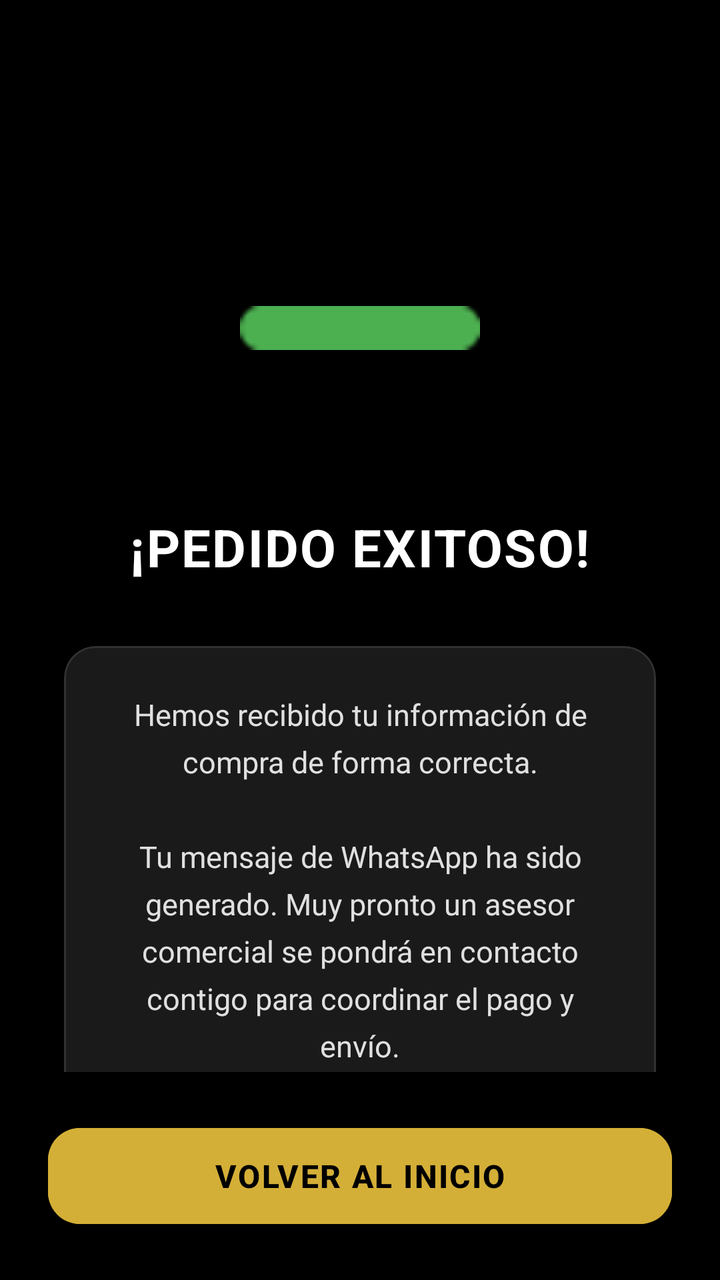
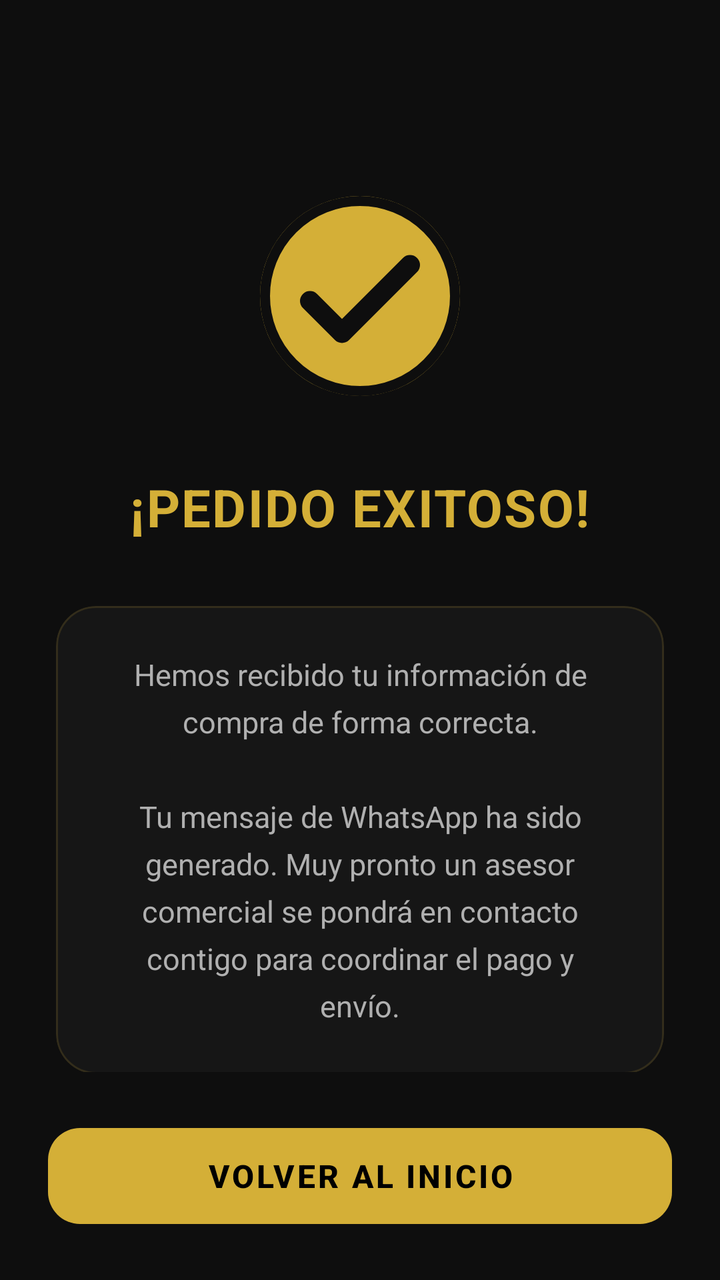

Before-and-after screenshots of an Android layout around one commit, followed by the original layout XML and the change that was made.
<!-- AndroidManifest.xml: application theme Theme.GestionDeVentasOnlineSTORE_DANY -->
<!-- res/layout/activity_pedido.xml -->
<?xml version="1.0" encoding="utf-8"?>
<androidx.constraintlayout.widget.ConstraintLayout
    xmlns:android="http://schemas.android.com/apk/res/android"
    xmlns:app="http://schemas.android.com/apk/res-auto"
    xmlns:tools="http://schemas.android.com/tools"
    android:layout_width="match_parent"
    android:layout_height="match_parent"
    android:background="#000000"
    android:padding="24dp">

    <ScrollView
        android:layout_width="match_parent"
        android:layout_height="0dp"
        android:layout_marginBottom="24dp"
        android:fillViewport="true"
        android:scrollbars="none"
        app:layout_constraintTop_toTopOf="parent"
        app:layout_constraintBottom_toTopOf="@+id/btnVolverTienda">

    <LinearLayout
        android:layout_width="match_parent"
        android:layout_height="wrap_content"
        android:orientation="vertical"
        android:gravity="center">

    
    <ImageView
        android:id="@+id/imgSuccess"
        android:layout_width="120dp"
        android:layout_height="120dp"
        android:layout_marginTop="80dp"
        app:srcCompat="@android:drawable/button_onoff_indicator_on"
        app:tint="#4CAF50" />

    <TextView
        android:id="@+id/tvGracias"
        android:layout_width="wrap_content"
        android:layout_height="wrap_content"
        android:layout_marginTop="32dp"
        android:text="¡PEDIDO EXITOSO!"
        android:textColor="#FFFFFF"
        android:textSize="26sp"
        android:textStyle="bold"
        android:letterSpacing="0.03" />

    <com.google.android.material.card.MaterialCardView
        android:layout_width="match_parent"
        android:layout_height="wrap_content"
        android:layout_marginTop="32dp"
        android:layout_marginHorizontal="8dp"
        app:cardBackgroundColor="#1AFFFFFF"
        app:cardCornerRadius="16dp"
        app:strokeWidth="1dp"
        app:strokeColor="#1AFFFFFF">

        <TextView
            android:id="@+id/tvSubtitulo"
            android:layout_width="match_parent"
            android:layout_height="wrap_content"
            android:padding="24dp"
            android:text="Hemos recibido tu información de compra de forma correcta.\n\nTu mensaje de WhatsApp ha sido generado. Muy pronto un asesor comercial se pondrá en contacto contigo para coordinar el pago y envío."
            android:textColor="#E0E0E0"
            android:textSize="15sp"
            android:lineSpacingExtra="6dp"
            android:gravity="center" />

    </com.google.android.material.card.MaterialCardView>

    </LinearLayout>
    </ScrollView>

    <com.google.android.material.button.MaterialButton
        android:id="@+id/btnVolverTienda"
        android:layout_width="match_parent"
        android:layout_height="56dp"
        android:text="VOLVER AL INICIO"
        android:textColor="#000000"
        android:textSize="16sp"
        android:textStyle="bold"
        android:letterSpacing="0.05"
        app:cornerRadius="16dp"
        android:backgroundTint="#D4AF37"
        app:elevation="4dp"
        app:layout_constraintBottom_toBottomOf="parent" />

</androidx.constraintlayout.widget.ConstraintLayout>
<!-- resources referenced by this layout -->
<resources>
  <style name="Base.Theme.GestionDeVentasOnlineSTORE_DANY" parent="Theme.Material3.DayNight.NoActionBar">
          
          
      </style>
  <!-- unchanged entries left out for length: 1 -->
</resources>

<!-- the commit's change to res/layout/activity_pedido.xml (unified diff, before → after) -->
@@ -2,10 +2,9 @@
 <androidx.constraintlayout.widget.ConstraintLayout
     xmlns:android="http://schemas.android.com/apk/res/android"
     xmlns:app="http://schemas.android.com/apk/res-auto"
-    xmlns:tools="http://schemas.android.com/tools"
     android:layout_width="match_parent"
     android:layout_height="match_parent"
-    android:background="#000000"
+    android:background="@color/bg_negro"
     android:padding="24dp">
 
     <ScrollView
@@ -14,73 +13,68 @@
         android:layout_marginBottom="24dp"
         android:fillViewport="true"
         android:scrollbars="none"
-        app:layout_constraintTop_toTopOf="parent"
-        app:layout_constraintBottom_toTopOf="@+id/btnVolverTienda">
+        android:overScrollMode="never"
+        app:layout_constraintBottom_toTopOf="@+id/btnVolverTienda"
+        app:layout_constraintTop_toTopOf="parent">
 
-    <LinearLayout
-        android:layout_width="match_parent"
-        android:layout_height="wrap_content"
-        android:orientation="vertical"
-        android:gravity="center">
-
-    
-    <ImageView
-        android:id="@+id/imgSuccess"
-        android:layout_width="120dp"
-        android:layout_height="120dp"
-        android:layout_marginTop="80dp"
-        app:srcCompat="@android:drawable/button_onoff_indicator_on"
-        app:tint="#4CAF50" />
-
-    <TextView
-        android:id="@+id/tvGracias"
-        android:layout_width="wrap_content"
-        android:layout_height="wrap_content"
-        android:layout_marginTop="32dp"
-        android:text="¡PEDIDO EXITOSO!"
-        android:textColor="#FFFFFF"
-        android:textSize="26sp"
-        android:textStyle="bold"
-        android:letterSpacing="0.03" />
-
-    <com.google.android.material.card.MaterialCardView
-        android:layout_width="match_parent"
-        android:layout_height="wrap_content"
-        android:layout_marginTop="32dp"
-        android:layout_marginHorizontal="8dp"
-        app:cardBackgroundColor="#1AFFFFFF"
-        app:cardCornerRadius="16dp"
-        app:strokeWidth="1dp"
-        app:strokeColor="#1AFFFFFF">
-
-        <TextView
-            android:id="@+id/tvSubtitulo"
+        <LinearLayout
             android:layout_width="match_parent"
             android:layout_height="wrap_content"
-            android:padding="24dp"
-            android:text="Hemos recibido tu información de compra de forma correcta.\n\nTu mensaje de WhatsApp ha sido generado. Muy pronto un asesor comercial se pondrá en contacto contigo para coordinar el pago y envío."
-            android:textColor="#E0E0E0"
-            android:textSize="15sp"
-            android:lineSpacingExtra="6dp"
-            android:gravity="center" />
+            android:orientation="vertical"
+            android:gravity="center">
 
-    </com.google.android.material.card.MaterialCardView>
+            
+            <ImageView
+                android:id="@+id/imgSuccess"
+                android:layout_width="120dp"
+                android:layout_height="120dp"
+                android:layout_marginTop="64dp"
+                android:contentDescription="Pedido exitoso"
+                app:srcCompat="@drawable/ic_check_circulo" />
 
-    </LinearLayout>
+            <TextView
+                android:id="@+id/tvGracias"
+                style="@style/TextAppearance.TituloPantalla"
+                android:layout_width="wrap_content"
+                android:layout_height="wrap_content"
+                android:layout_marginTop="28dp"
+                android:text="@string/pedido_exitoso"
+                android:textColor="@color/oro"
+                android:textSize="26sp"
+                android:letterSpacing="0.03" />
+
+            <com.google.android.material.card.MaterialCardView
+                style="@style/Style.Tarjeta"
+                android:layout_width="match_parent"
+                android:layout_height="wrap_content"
+                android:layout_marginTop="32dp"
+                android:layout_marginHorizontal="4dp"
+                app:cardCornerRadius="20dp"
+                app:strokeColor="@color/oro_translucido">
+
+                <TextView
+                    android:id="@+id/tvSubtitulo"
+                    android:layout_width="match_parent"
+                    android:layout_height="wrap_content"
+                    android:padding="24dp"
+                    android:text="@string/pedido_mensaje"
+                    android:textColor="@color/texto_secundario"
+                    android:textSize="15sp"
+                    android:lineSpacingExtra="6dp"
+                    android:gravity="center" />
+
+            </com.google.android.material.card.MaterialCardView>
+
+        </LinearLayout>
     </ScrollView>
 
     <com.google.android.material.button.MaterialButton
         android:id="@+id/btnVolverTienda"
+        style="@style/Style.BotonDorado"
         android:layout_width="match_parent"
         android:layout_height="56dp"
-        android:text="VOLVER AL INICIO"
-        android:textColor="#000000"
-        android:textSize="16sp"
-        android:textStyle="bold"
-        android:letterSpacing="0.05"
-        app:cornerRadius="16dp"
-        android:backgroundTint="#D4AF37"
-        app:elevation="4dp"
+        android:text="@string/fin_pedido_volver"
+        android:letterSpacing="0.08"
         app:layout_constraintBottom_toBottomOf="parent" />
 
 </androidx.constraintlayout.widget.ConstraintLayout>
<!-- resource entries referenced after the edit -->
@@ -1,9 +1,95 @@
 <!-- resources referenced by this layout -->
 <resources>
-  <style name="Base.Theme.GestionDeVentasOnlineSTORE_DANY" parent="Theme.Material3.DayNight.NoActionBar">
-          
-          
+  <color name="bg_negro">#0E0E0E</color>
+  <color name="oro">#D4AF37</color>
+  <color name="oro_translucido">#26D4AF37</color>
+  <color name="texto_secundario">#B0B0B0</color>
+  <!-- drawable ic_check_circulo (drawable) -->
+  <?xml version="1.0" encoding="utf-8"?>
+  <vector xmlns:android="http://schemas.android.com/apk/res/android"
+      android:width="120dp"
+      android:height="120dp"
+      android:viewportWidth="24"
+      android:viewportHeight="24">
+      <path
+          android:fillColor="#D4AF37"
+          android:pathData="M12,12m-10,0a10,10 0,1 1,20 0a10,10 0,1 1,-20 0" />
+      <path
+          android:strokeColor="#0E0E0E"
+          android:strokeWidth="1"
+          android:fillColor="#00000000"
+          android:pathData="M12,12m-9.5,0a9.5,9.5 0,1 1,19 0a9.5,9.5 0,1 1,-19 0" />
+      <path
+          android:strokeColor="#0E0E0E"
+          android:strokeWidth="2"
+          android:strokeLineCap="round"
+          android:strokeLineJoin="round"
+          android:fillColor="#00000000"
+          android:pathData="M7,12.5l3.2,3.2l6.8,-6.8" />
+  </vector>
+  <string name="fin_pedido_volver">VOLVER AL INICIO</string>
+  <string name="pedido_exitoso">¡PEDIDO EXITOSO!</string>
+  <string name="pedido_mensaje">"Hemos recibido tu información de compra de forma correcta.\n\nTu mensaje de WhatsApp ha sido generado. Muy pronto un asesor comercial se pondrá en contacto contigo para coordinar el pago y envío."</string>
+  <style name="Style.BotonDorado" parent="Widget.Material3.Button">
+          <item name="backgroundTint">@color/oro</item>
+          <item name="android:textColor">@color/black</item>
+          <item name="android:textStyle">bold</item>
+          <item name="android:textSize">16sp</item>
+          <item name="android:letterSpacing">0.06</item>
+          <item name="cornerRadius">16dp</item>
+          <item name="android:minHeight">56dp</item>
+          <item name="elevation">4dp</item>
+          <item name="rippleColor">@color/oro_oscuro</item>
       </style>
+  <style name="Style.Tarjeta" parent="Widget.Material3.CardView.Filled">
+          <item name="cardBackgroundColor">@color/surface</item>
+          <item name="cardCornerRadius">16dp</item>
+          <item name="cardElevation">0dp</item>
+          <item name="strokeColor">@color/borde</item>
+          <item name="strokeWidth">1dp</item>
+      </style>
+  <style name="TextAppearance.TituloPantalla">
+          <item name="android:textColor">@color/texto_principal</item>
+          <item name="android:textSize">22sp</item>
+          <item name="android:textStyle">bold</item>
+          <item name="android:letterSpacing">0.02</item>
+      </style>
+  <color name="black">#FF000000</color>
+  <color name="oro_oscuro">#9C7C1E</color>
+  <color name="surface">#161616</color>
+  <color name="borde">#2E2E2E</color>
+  <color name="texto_principal">#F5F5F5</color>
+  <style name="Base.Theme.GestionDeVentasOnlineSTORE_DANY" parent="Theme.Material3.Dark.NoActionBar">
+          <item name="colorPrimary">@color/oro</item>
+          <item name="colorOnPrimary">@color/black</item>
+          <item name="colorPrimaryContainer">@color/oro_translucido</item>
+          <item name="colorOnPrimaryContainer">@color/oro</item>
+          <item name="colorSecondary">@color/oro_oscuro</item>
+          <item name="colorOnSecondary">@color/black</item>
+  
+          <item name="colorSurface">@color/surface</item>
+          <item name="colorOnSurface">@color/texto_principal</item>
+          <item name="colorSurfaceVariant">@color/surface_alta</item>
+          <item name="colorOnSurfaceVariant">@color/texto_secundario</item>
+          <item name="colorOutline">@color/borde</item>
+          <item name="colorOutlineVariant">@color/borde</item>
+          <item name="colorBackground">@color/bg_negro</item>
+          <item name="colorOnBackground">@color/texto_principal</item>
+  
+          <item name="colorControlNormal">@color/texto_terciario</item>
+          <item name="colorControlActivated">@color/oro</item>
+          <item name="colorControlHighlight">@color/oro_translucido</item>
+  
+          <item name="android:windowBackground">@color/bg_negro</item>
+          <item name="android:statusBarColor">@color/bg_negro</item>
+          <item name="android:navigationBarColor">@color/bg_negro</item>
+          <item name="android:windowLightStatusBar">false</item>
+          <item name="android:textColorPrimary">@color/texto_principal</item>
+          <item name="android:textColorSecondary">@color/texto_secundario</item>
+          <item name="android:textColorHint">@color/texto_terciario</item>
+      </style>
+  <color name="surface_alta">#1E1E1E</color>
+  <color name="texto_terciario">#7C7C7C</color>
   <!-- unchanged entries left out for length: 1 -->
 </resources>
 
